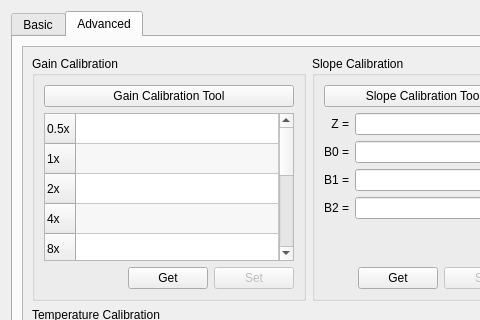
Qt form src/calibrationuvvistab.ui (dektronics/densitometer-desktop) before a commit; both pictures show x 0 to 480 and y 0 to 320 of the 568 by 730 pixel window.
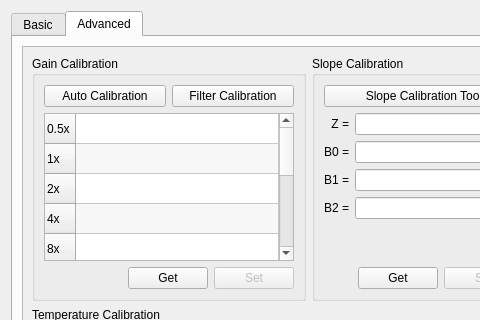
The same form after that commit. The open tabs and pages were chosen to show the change.

Commit message:
Update to support both auto and filter gain calibration
Automatic gain calibration is now working well enough again, but I'd
like to keep the code put in place to support filter-based calibration
as a backup plan. So this change makes both available.

What changed in the file:
```diff
--- a/src/calibrationuvvistab.ui
+++ b/src/calibrationuvvistab.ui
@@ -400,11 +400,22 @@
              </property>
              <layout class="QVBoxLayout" name="verticalLayout_11">
               <item>
-               <widget class="QPushButton" name="gainCalPushButton">
+               <layout class="QHBoxLayout" name="horizontalLayout_2">
+                <item>
+                 <widget class="QPushButton" name="gainAutoCalPushButton">
                 <property name="text">
-                 <string>Gain Calibration Tool</string>
-                </property>
-               </widget>
+                   <string>Auto Calibration</string>
+                  </property>
+                 </widget>
+                </item>
+                <item>
+                 <widget class="QPushButton" name="gainFilterCalPushButton">
+                  <property name="text">
+                   <string>Filter Calibration</string>
+                  </property>
+                 </widget>
+                </item>
+               </layout>
               </item>
               <item>
                <widget class="QTableWidget" name="gainTableWidget">
```
Left out of the diff: 1 changed line with no effect on the pictures. Lines whose indentation alone changed are shown as unchanged. The commit also changes 3 other files.
